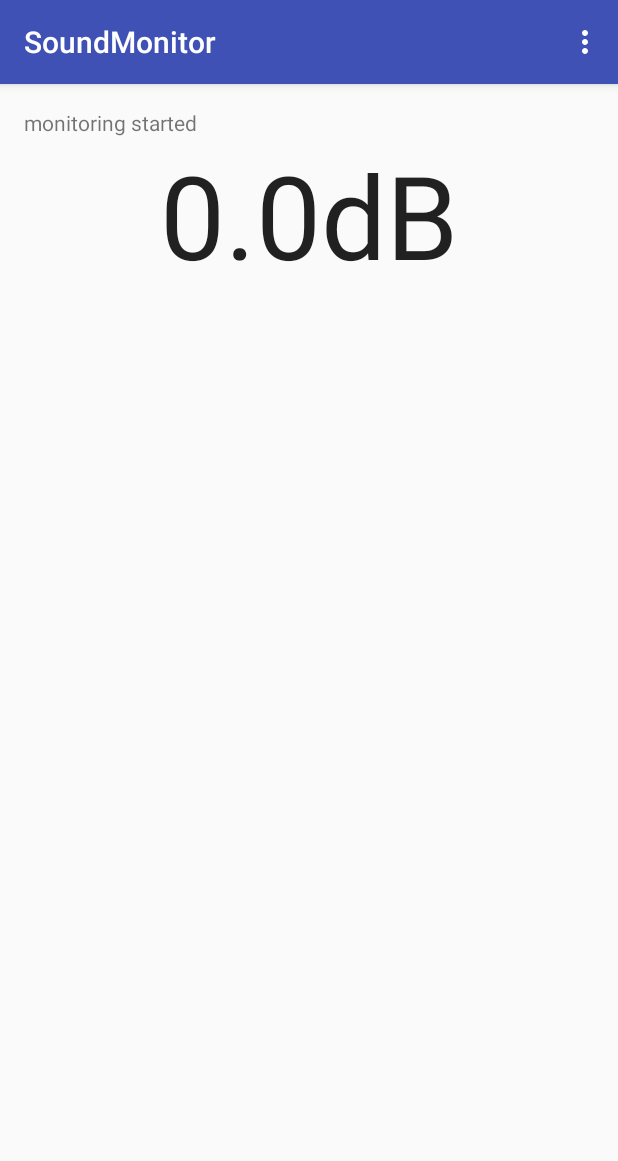
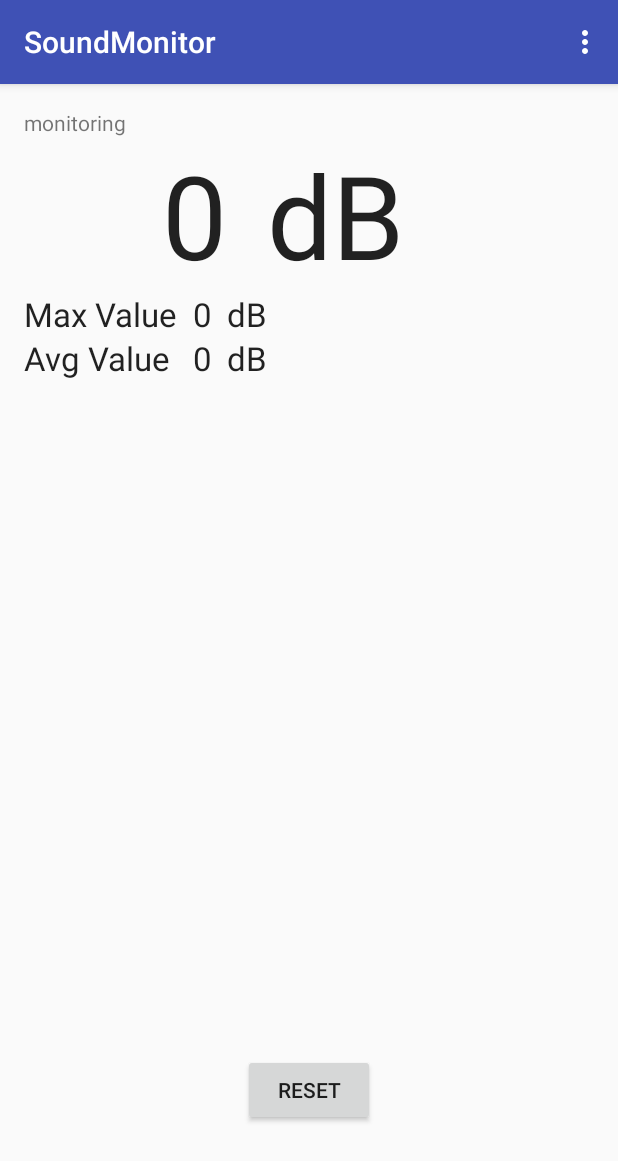
Before and after one commit to smarcu/SoundMonitor, an Android app: the screen it shows after launch (MainActivity), on a phone screen of 412 x 824 dp. Shown: the top 1161 px of the screen. Run offline under Robolectric (Android 15) with nearby library versions, the phone set to English and light mode, and no system bars.

Commit message:
SM: update  to minSdkVersion 22, add max level and avg level

```diff
--- a/app/build.gradle
+++ b/app/build.gradle
@@ -6,7 +6,7 @@ android {
 
     defaultConfig {
         applicationId "teakdata.com.soundmonitor"
-        minSdkVersion 19
+        minSdkVersion 22
         targetSdkVersion 22
         versionCode 1
         versionName "1.0"
--- a/app/src/main/java/teakdata/com/soundmonitor/MainActivity.java
+++ b/app/src/main/java/teakdata/com/soundmonitor/MainActivity.java
@@ -1,14 +1,12 @@
 package teakdata.com.soundmonitor;
 
-import android.os.AsyncTask;
 import android.os.Bundle;
-import android.support.design.widget.FloatingActionButton;
-import android.support.design.widget.Snackbar;
 import android.support.v7.app.AppCompatActivity;
 import android.support.v7.widget.Toolbar;
-import android.view.View;
 import android.view.Menu;
 import android.view.MenuItem;
+import android.view.View;
+import android.widget.Button;
 import android.widget.TextView;
 
 import java.util.concurrent.ScheduledThreadPoolExecutor;
@@ -19,7 +17,10 @@ public class MainActivity extends AppCompatActivity {
     private SoundMonitor soundMonitor;
     private TextView statusTextView;
     private TextView soundLevelTextView;
+    private TextView soundMaxLevelTextView;
+    private TextView soundAvgLevelTextView;
     private ScheduledThreadPoolExecutor executor;
+    private SoundVolumeMonitor soundVolumeMonitor;
 
     @Override
     protected void onCreate(Bundle savedInstanceState) {
@@ -28,9 +29,18 @@ public class MainActivity extends AppCompatActivity {
         Toolbar toolbar = (Toolbar) findViewById(R.id.toolbar);
         setSupportActionBar(toolbar);
 
-        statusTextView = (TextView) findViewById(R.id.textView);
-        soundLevelTextView = (TextView) findViewById(R.id.textView2);
+        statusTextView = (TextView) findViewById(R.id.textViewStatus);
+        soundLevelTextView = (TextView) findViewById(R.id.textViewRealtimeValue);
+        soundMaxLevelTextView = (TextView) findViewById(R.id.textViewMaxValue);
+        soundAvgLevelTextView = (TextView) findViewById(R.id.textViewAvgValue);
 
+        Button resetButton = (Button) findViewById(R.id.buttonReset);
+        resetButton.setOnClickListener(new View.OnClickListener() {
+            @Override
+            public void onClick(View v) {
+                soundVolumeMonitor.reset();
+            }
+        });
     }
 
     @Override
@@ -53,7 +63,11 @@ public class MainActivity extends AppCompatActivity {
             }, 0, 1, TimeUnit.SECONDS);
         }
 
-        setStatus("monitoring started");
+        if (soundVolumeMonitor == null) {
+            soundVolumeMonitor = new SoundVolumeMonitor(60);
+        }
+
+        setStatus("monitoring");
     }
 
     @Override
@@ -66,14 +80,18 @@ public class MainActivity extends AppCompatActivity {
         executor.shutdownNow();
         executor = null;
 
-        setStatus("monitoring stopped");
+        setStatus("stopped");
     }
 
     private void updateLevel() {
         runOnUiThread(new Runnable() {
             @Override
             public void run() {
-                soundLevelTextView.setText("" + soundMonitor.getAmplitude() + "dB");
+                double value = soundMonitor.getAmplitude();
+                soundLevelTextView.setText(String.format( "%.0f", value ));
+                soundVolumeMonitor.addVolume(value);
+                soundMaxLevelTextView.setText(String.format( "%.0f", soundVolumeMonitor.getMax()));
+                soundAvgLevelTextView.setText(String.format( "%.0f", soundVolumeMonitor.getAvg()));
             }
         });
     }
--- /dev/null
+++ b/app/src/main/java/teakdata/com/soundmonitor/SoundVolumeMonitor.java
@@ -0,0 +1,45 @@
+package teakdata.com.soundmonitor;
+
+import java.util.ArrayList;
+import java.util.Collections;
+import java.util.Deque;
+import java.util.List;
+import java.util.concurrent.ConcurrentLinkedDeque;
+
+/**
+ * Created by silviu on 31/01/16.
+ */
+public class SoundVolumeMonitor {
+
+    private Deque<Double> volumeHistory;
+    private int historySize;
+    private double total;
+
+    public SoundVolumeMonitor(int historySize) {
+        this.historySize = historySize;
+        volumeHistory = new ConcurrentLinkedDeque<>();
+    }
+
+    public void addVolume(double value) {
+        if (volumeHistory.size() >= historySize) {
+            double remove = volumeHistory.removeFirst();
+            total -= remove;
+        }
+
+        volumeHistory.add(value);
+        total += value;
+    }
+
+    public double getMax() {
+        return Collections.max(volumeHistory);
+    }
+
+    public double getAvg() {
+        return total/volumeHistory.size();
+    }
+
+    public void reset() {
+        this.total = 0;
+        this.volumeHistory.clear();
+    }
+}
--- a/app/src/main/res/layout/content_main.xml
+++ b/app/src/main/res/layout/content_main.xml
@@ -12,11 +12,12 @@
     tools:context="teakdata.com.soundmonitor.MainActivity"
     tools:showIn="@layout/activity_main">
 
+
     <TextView
         android:layout_width="wrap_content"
         android:layout_height="wrap_content"
-        android:text=""
-        android:id="@+id/textView"
+        android:text="status"
+        android:id="@+id/textViewStatus"
         android:layout_alignParentTop="true"
         android:layout_alignParentStart="true"
         android:layout_alignParentEnd="true" />
@@ -25,12 +26,104 @@
         android:layout_width="wrap_content"
         android:layout_height="wrap_content"
         android:textAppearance="?android:attr/textAppearanceLarge"
-        android:text="0.0 dB"
-        android:id="@+id/textView2"
-        android:layout_below="@+id/textView"
-        android:layout_alignParentStart="true"
-        android:layout_alignEnd="@+id/textView"
+        android:text="0.0"
+        android:id="@+id/textViewRealtimeValue"
         android:textAlignment="center"
         android:typeface="normal"
-        android:textSize="77dp" />
+        android:textSize="77dp"
+        android:layout_below="@+id/textViewStatus"
+        android:layout_alignEnd="@+id/textViewMaxValue"
+        android:layout_column="0"
+        android:layout_span="0" />
+
+    <TextView
+        android:layout_width="wrap_content"
+        android:layout_height="wrap_content"
+        android:textAppearance="?android:attr/textAppearanceLarge"
+        android:text="dB"
+        android:id="@+id/textViewRelatimedBLabel"
+        android:textAlignment="center"
+        android:typeface="normal"
+        android:textSize="77dp"
+        android:layout_below="@+id/textViewStatus"
+        android:layout_toEndOf="@+id/textViewMaxValuedBLabel"
+        android:layout_column="21" />
+
+    <TextView
+        android:layout_width="wrap_content"
+        android:layout_height="wrap_content"
+        android:textAppearance="?android:attr/textAppearanceLarge"
+        android:text="Max Value"
+        android:id="@+id/textViewMaxValueLabel"
+        android:layout_column="0"
+        android:layout_alignTop="@+id/textViewMaxValue"
+        android:layout_alignParentStart="true" />
+
+    <TextView
+        android:layout_width="wrap_content"
+        android:layout_height="wrap_content"
+        android:textAppearance="?android:attr/textAppearanceLarge"
+        android:text="0.0"
+        android:id="@+id/textViewMaxValue"
+        android:layout_column="21"
+        android:textAlignment="textEnd"
+        android:layout_below="@+id/textViewRealtimeValue"
+        android:layout_toEndOf="@+id/textViewMaxValueLabel"
+        android:paddingEnd="10dp"
+        android:paddingStart="10dp" />
+
+    <TextView
+        android:layout_width="wrap_content"
+        android:layout_height="wrap_content"
+        android:textAppearance="?android:attr/textAppearanceLarge"
+        android:text="dB"
+        android:id="@+id/textViewMaxValuedBLabel"
+        android:layout_alignTop="@+id/textViewMaxValue"
+        android:layout_toEndOf="@+id/textViewMaxValue"
+        android:layout_column="22" />
+
+
+    <TextView
+        android:layout_width="wrap_content"
+        android:layout_height="wrap_content"
+        android:textAppearance="?android:attr/textAppearanceLarge"
+        android:text="Avg Value"
+        android:id="@+id/textViewAvgValueLabel"
+        android:layout_column="0"
+        android:layout_below="@+id/textViewMaxValueLabel"
+        android:layout_alignParentStart="true" />
+
+    <TextView
+        android:layout_width="wrap_content"
+        android:layout_height="wrap_content"
+        android:textAppearance="?android:attr/textAppearanceLarge"
+        android:text="0.0"
+        android:id="@+id/textViewAvgValue"
+        android:layout_column="21"
+        android:textAlignment="textEnd"
+        android:paddingEnd="10dp"
+        android:paddingStart="10dp"
+        android:layout_alignTop="@+id/textViewAvgValueLabel"
+        android:layout_toStartOf="@+id/textViewMaxValuedBLabel" />
+
+    <TextView
+        android:layout_width="wrap_content"
+        android:layout_height="wrap_content"
+        android:textAppearance="?android:attr/textAppearanceLarge"
+        android:text="dB"
+        android:id="@+id/textViewAvgValuedbLabel"
+        android:layout_column="22"
+        android:layout_alignTop="@+id/textViewAvgValue"
+        android:layout_toStartOf="@+id/textViewRelatimedBLabel" />
+
+    <Button
+        android:layout_width="wrap_content"
+        android:layout_height="wrap_content"
+        android:text="Reset"
+        android:id="@+id/buttonReset"
+        android:layout_alignParentBottom="true"
+        android:layout_centerHorizontal="true"
+        android:layout_marginBottom="57dp" />
+
+
 </RelativeLayout>
```
